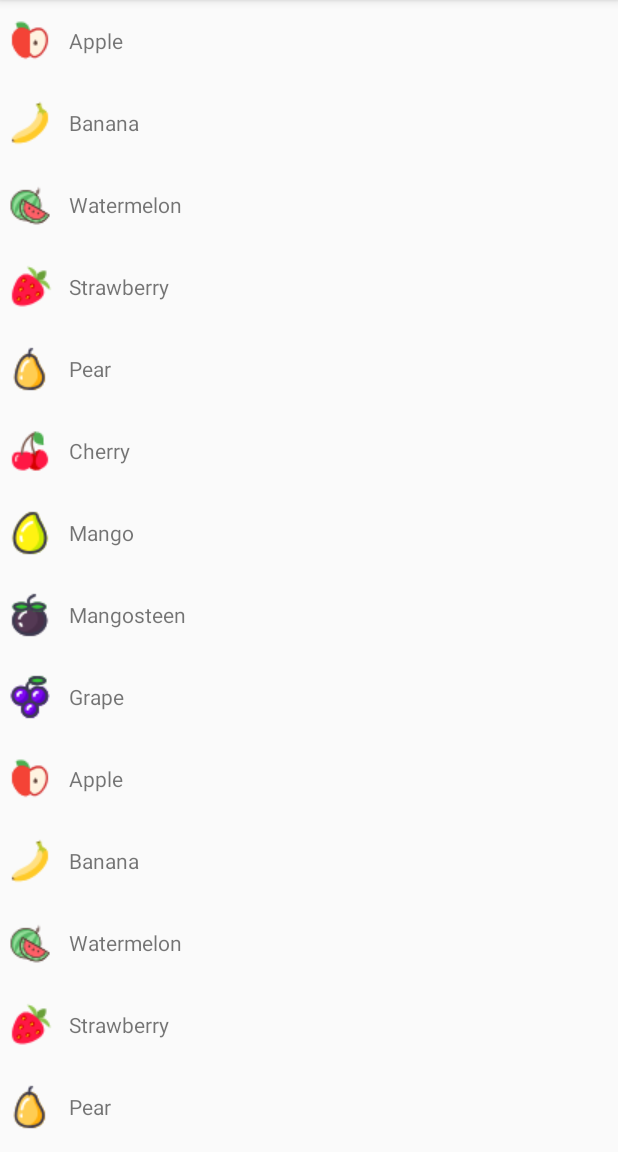
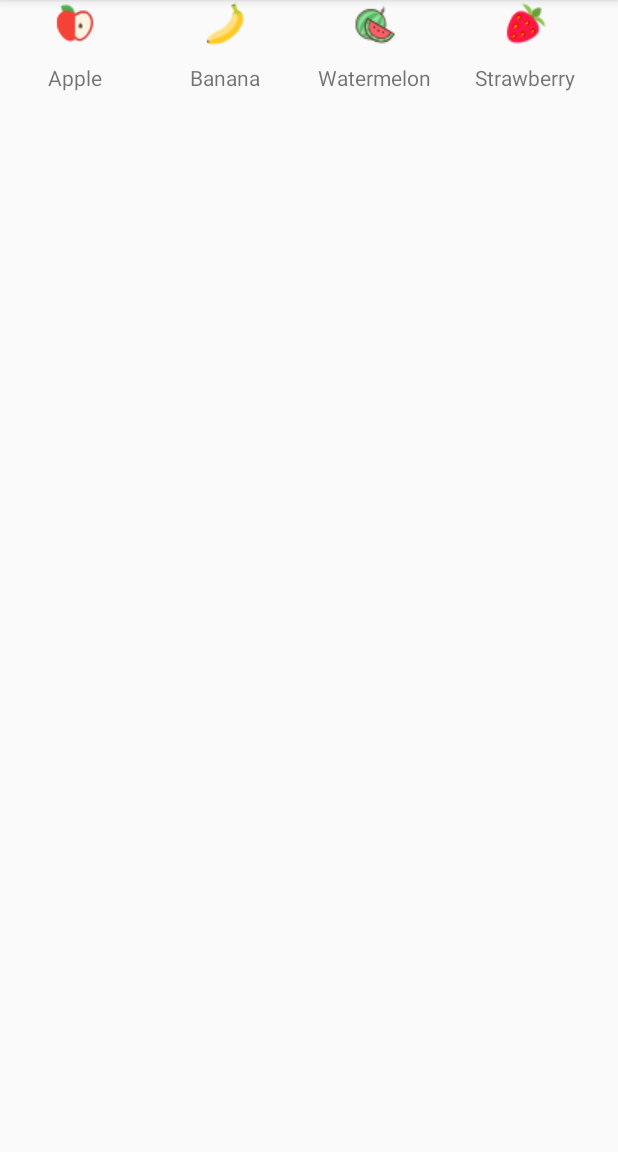
Before and after one commit to caoxiemeihao/learn-android, an Android app: the screen it shows after launch (MainActivity), on a phone screen of 412 x 824 dp, the part 84-1236 px from its top. Run offline under Robolectric (Android 15) with nearby library versions, the phone set to English and light mode, and no system bars.

Commit message:
19-04-01 Horizontal scroll.(横向滚动)

```diff
--- a/RecyclerViewTest/app/src/main/java/com/atom/recyclerviewtest/MainActivity.java
+++ b/RecyclerViewTest/app/src/main/java/com/atom/recyclerviewtest/MainActivity.java
@@ -20,7 +20,9 @@ public class MainActivity extends AppCompatActivity {
         initFruitList(); // 初始化水果数据
         RecyclerView recyclerView = findViewById(R.id.recycler_view);
         recyclerView.setAdapter(new FruitAdapter(fruitList));
-        recyclerView.setLayoutManager(new LinearLayoutManager(MainActivity.this));
+        LinearLayoutManager layoutManager = new LinearLayoutManager(MainActivity.this);
+        layoutManager.setOrientation(LinearLayoutManager.HORIZONTAL);
+        recyclerView.setLayoutManager(layoutManager);
     }
 
     private void initFruitList() {
--- a/RecyclerViewTest/app/src/main/res/layout/fruit_item.xml
+++ b/RecyclerViewTest/app/src/main/res/layout/fruit_item.xml
@@ -1,22 +1,20 @@
 <?xml version="1.0" encoding="utf-8"?>
 <LinearLayout xmlns:android="http://schemas.android.com/apk/res/android"
-    android:layout_width="match_parent"
-    android:layout_height="wrap_content"
-    android:paddingLeft="4dp"
-    android:paddingTop="11dp"
-    android:paddingRight="4dp"
-    android:paddingBottom="11dp">
+    android:orientation="vertical"
+    android:layout_width="100dp"
+    android:layout_height="wrap_content">
 
     <ImageView
         android:id="@+id/fruit_image"
         android:layout_width="wrap_content"
+        android:layout_gravity="center_horizontal"
         android:layout_height="wrap_content" />
 
     <TextView
         android:id="@+id/fruit_name"
         android:layout_width="wrap_content"
         android:layout_height="wrap_content"
-        android:layout_gravity="center_vertical"
-        android:layout_marginLeft="10dp" />
+        android:layout_gravity="center_horizontal"
+        android:layout_marginTop="10dp" />
 
 </LinearLayout>
```
